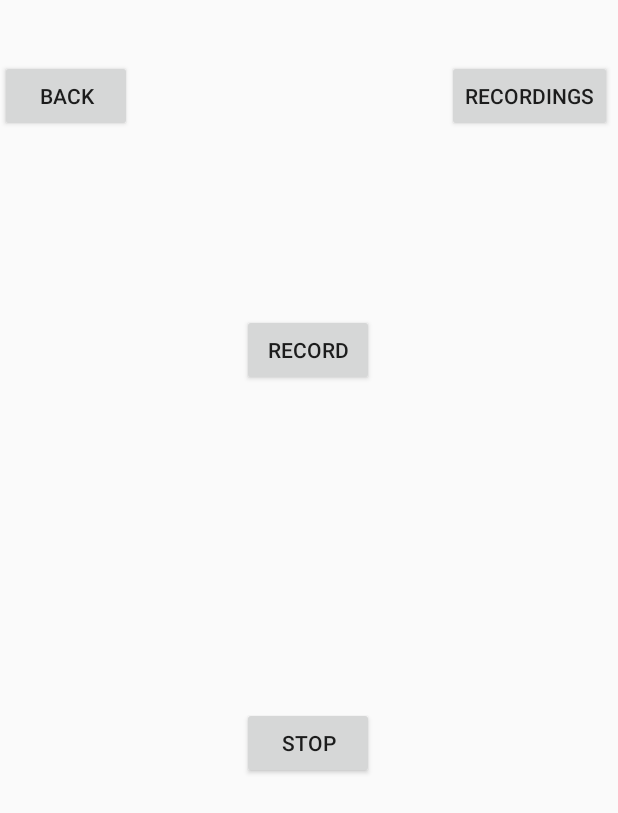
After one commit to chrisdrake112/HeliosVoice, an Android app: the layout activity_voice.xml on its own in the app's theme, with its tools: preview values and no code run, on a phone screen of 412 x 824 dp. The commit adds this screen. Shown: the top 813 px of the screen. Run offline under Robolectric (Android 15) with nearby library versions, the phone set to English and light mode, and no system bars.

Commit message:
add recording

```diff
--- a/HeliosOrganicSocialGraph/app/src/main/AndroidManifest.xml
+++ b/HeliosOrganicSocialGraph/app/src/main/AndroidManifest.xml
@@ -1,6 +1,7 @@
 <?xml version="1.0" encoding="utf-8"?>
 <manifest xmlns:android="http://schemas.android.com/apk/res/android"
     package="ie.adaptcentre.heliosorganicsocialgraph">
+    <uses-permission android:name="android.permission.RECORD_AUDIO"/>
 
     <application
         android:allowBackup="true"
--- /dev/null
+++ b/HeliosOrganicSocialGraph/app/src/main/res/layout/activity_voice.xml
@@ -0,0 +1,52 @@
+<?xml version="1.0" encoding="utf-8"?>
+<android.support.constraint.ConstraintLayout
+    xmlns:android="http://schemas.android.com/apk/res/android"
+    xmlns:app="http://schemas.android.com/apk/res-auto"
+    xmlns:tools="http://schemas.android.com/tools"
+    android:layout_width="match_parent"
+    android:layout_height="match_parent">
+
+    <Button
+        android:id="@+id/Record_btn"
+        android:layout_width="wrap_content"
+        android:layout_height="wrap_content"
+        android:text="Record"
+        app:layout_constraintBottom_toBottomOf="parent"
+        app:layout_constraintEnd_toEndOf="parent"
+        app:layout_constraintHorizontal_bias="0.498"
+        app:layout_constraintStart_toStartOf="parent"
+        app:layout_constraintTop_toTopOf="parent"
+        app:layout_constraintVertical_bias="0.27" />
+
+    <Button
+        android:id="@+id/StopRecord_btn"
+        android:layout_width="wrap_content"
+        android:layout_height="wrap_content"
+        android:layout_marginBottom="300dp"
+        android:text="Stop"
+        app:layout_constraintBottom_toBottomOf="parent"
+        app:layout_constraintEnd_toEndOf="parent"
+        app:layout_constraintHorizontal_bias="0.498"
+        app:layout_constraintStart_toStartOf="parent"
+        app:layout_constraintTop_toBottomOf="@+id/Record_btn"
+        app:layout_constraintVertical_bias="0.98" />
+
+    <Button
+        android:id="@+id/voice_to_main_btn"
+        android:layout_width="wrap_content"
+        android:layout_height="wrap_content"
+        android:layout_marginTop="40dp"
+        android:text="Back"
+        app:layout_constraintStart_toStartOf="parent"
+        app:layout_constraintTop_toTopOf="parent" />
+
+    <Button
+        android:id="@+id/Recordings_btn"
+        android:layout_width="wrap_content"
+        android:layout_height="wrap_content"
+        android:layout_marginTop="40dp"
+        android:layout_marginEnd="4dp"
+        android:text="Recordings"
+        app:layout_constraintEnd_toEndOf="parent"
+        app:layout_constraintTop_toTopOf="parent" />
+</android.support.constraint.ConstraintLayout>
```
Also changed, not shown: HeliosOrganicSocialGraph/app/src/main/java/ie/adaptcentre/heliosorganicsocialgraph/PermissionsRequest.java (added, +30 -0 lines), HeliosOrganicSocialGraph/app/src/main/java/ie/adaptcentre/heliosorganicsocialgraph/VoiceActivity.java (+68 -1 lines).
